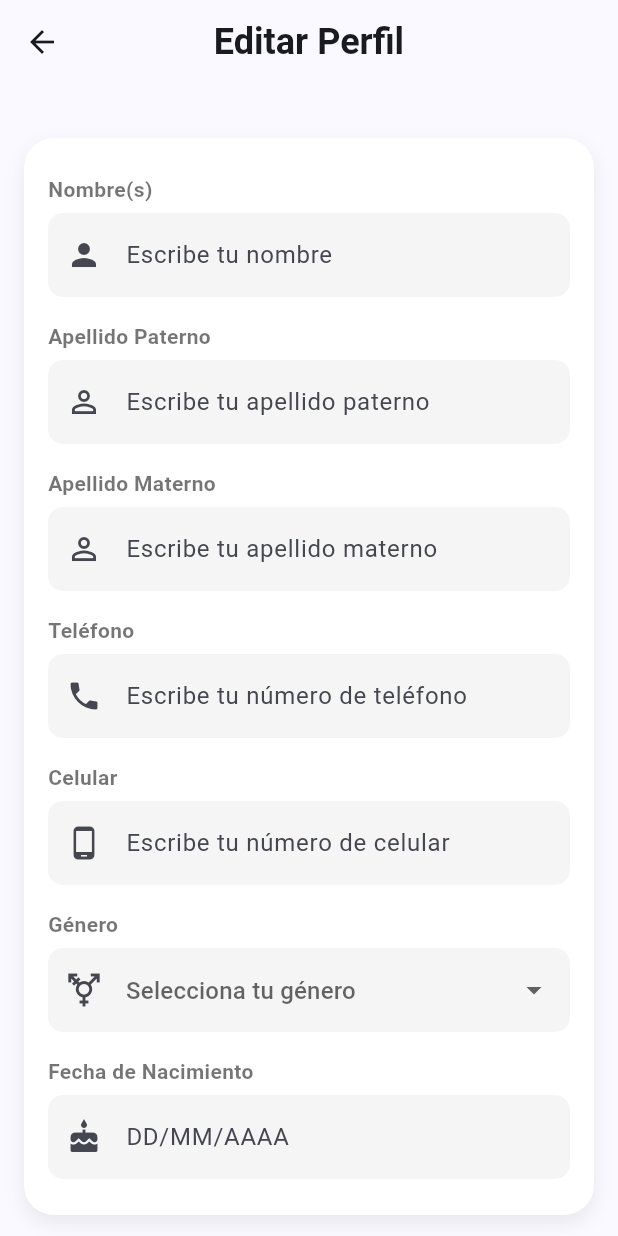
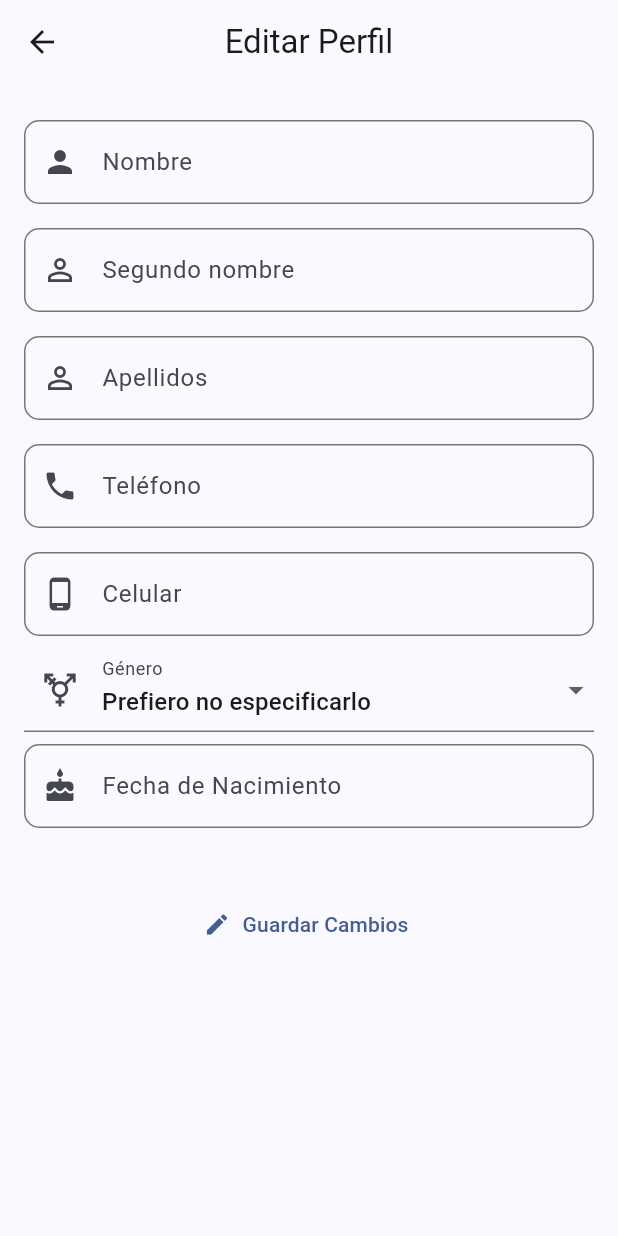
Before and after one commit to DarkCrones1/sleepwell_app, a Flutter app: the EditProfilePage screen opened by its route, on a phone screen of 412 x 824 dp. Run offline on Flutter 3.47's test engine with Material 3 defaults, Android fonts, the phone set to English and light mode, and no system bars; our stand-ins replace fl_chart, flutter_local_notifications, flutter_secure_storage, logger; missing offline and left inert: flutter_health_connect; accounts and stored records are empty; network calls fail.

Commit message:
I Added UpdateProfile

```diff
--- a/lib/Infrastructure/models/response/user_data_response.dart
+++ b/lib/Infrastructure/models/response/user_data_response.dart
@@ -19,6 +19,8 @@ class UserDataResponseDto {
     final int age;
     final String fullName;
     final bool isDeleted;
+    final String email;
+    final String userName;
 
     UserDataResponseDto({
         required this.id,
@@ -34,6 +36,8 @@ class UserDataResponseDto {
         required this.age,
         required this.fullName,
         required this.isDeleted,
+        required this.email,
+        required this.userName
     });
 
     factory UserDataResponseDto.fromJson(Map<String, dynamic> json) => UserDataResponseDto(
@@ -50,6 +54,8 @@ class UserDataResponseDto {
         age: json["Age"],
         fullName: json["FullName"],
         isDeleted: json["IsDeleted"],
+        email: json["Email"],
+        userName: json["UserName"],
     );
 
     Map<String, dynamic> toJson() => {
@@ -66,5 +72,8 @@ class UserDataResponseDto {
         "Age": age,
         "FullName": fullName,
         "IsDeleted": isDeleted,
+        "Email": email,
+        "UserName": userName,
+
     };
 }
--- a/lib/presentation/screens/screen_principal/screen_profile.dart
+++ b/lib/presentation/screens/screen_principal/screen_profile.dart
@@ -77,9 +77,9 @@ class ScreenProfilePage extends StatelessWidget {
                               ),
                             ),
                             const SizedBox(height: 4),
-                            const Text(
-                              'Correo',
-                              style: TextStyle(
+                            Text(
+                              userData?.email ?? 'Correo',
+                              style: const TextStyle(
                                 fontSize: 14,
                                 color: Colors.black54,
                               ),
--- a/lib/presentation/screens/screen_user/screen_edit_profile.dart
+++ b/lib/presentation/screens/screen_user/screen_edit_profile.dart
@@ -1,110 +1,196 @@
 import 'package:flutter/material.dart';
+import 'package:logger/logger.dart';
+import 'package:provider/provider.dart';
+import 'package:sleepwell_app/providers/user_providers/user_data_provider.dart';
 
-class EditProfilePage extends StatelessWidget {
+class EditProfilePage extends StatefulWidget {
   const EditProfilePage({super.key});
+
+  @override
+  State<EditProfilePage> createState() => _EditProfilePageState();
+}
+
+class _EditProfilePageState extends State<EditProfilePage> {
+  final logger = Logger();
+  final formKey = GlobalKey<FormState>();
+  final _firstNameController = TextEditingController();
+  final _lastNameController = TextEditingController();
+  final _middleNameController = TextEditingController();
+  final _phoneController = TextEditingController();
+  final _cellphoneController = TextEditingController();
+  final _birthdateController = TextEditingController();
+
+  int? _selectedGender = 0; // Almacena el ID numérico del género.
+
+  // Mapeo de IDs numéricos a etiquetas de género.
+  final Map<int, String> _genderMap = {
+    1: 'Masculino',
+    2: 'Femenino',
+    3: 'No binario',
+    4: 'LGBTQ+',
+    5: 'otro',
+    0: 'Prefiero no especificarlo'
+  };
+
+  @override
+  void initState() {
+    super.initState();
+    WidgetsBinding.instance.addPostFrameCallback((_) {
+      final userDataProvider =
+          Provider.of<UserDataProvider>(context, listen: false);
+      userDataProvider.getUserData().then((_) {
+        final userData = userDataProvider.userData;
+        if (userData != null) {
+          _firstNameController.text = userData.firstName;
+          _lastNameController.text = userData.lastName;
+          _middleNameController.text = userData.middleName;
+          _phoneController.text = userData.phone;
+          _cellphoneController.text = userData.cellPhone;
+
+          // Convierte el DateTime a String para mostrarlo.
+          _birthdateController.text =
+              userData.birthDate.toLocal().toString().split(' ')[0];
+
+          // Asigna el género.
+          _selectedGender = userData.gender;
+        }
+      });
+    });
+  }
+
+  // Función para mostrar el selector de fecha
+  Future<void> _selectBirthDate(BuildContext context) async {
+    DateTime? selectedDate = await showDatePicker(
+      context: context,
+      initialDate: DateTime.now(),
+      firstDate: DateTime(1900),
+      lastDate: DateTime.now(),
+    );
+
+    if (selectedDate != null) {
+      setState(() {
+        _birthdateController.text =
+            selectedDate.toLocal().toString().split(' ')[0];
+      });
+    }
+  }
 
   @override
   Widget build(BuildContext context) {
     return Scaffold(
       appBar: AppBar(
-        title: const Text(
-          'Editar Perfil',
-          style: TextStyle(
-            fontSize: 24,
-            fontWeight: FontWeight.bold,
+        title: const Text('Editar Perfil'),
+        centerTitle: true,
       ),
-        ),
-        centerTitle: true,
-        elevation: 0,
-      ),
-      body: SingleChildScrollView(
-        child: Padding(
+      body: Consumer<UserDataProvider>(
+        builder: (context, userDataProvider, child) {
+          if (userDataProvider.isloading) {
+            return const Center(child: CircularProgressIndicator());
+          }
+          return Form(
+            key: formKey,
+            child: SingleChildScrollView(
               padding: const EdgeInsets.all(16.0),
               child: Column(
                 children: [
-              const SizedBox(height: 20),
-              Container(
-                padding: const EdgeInsets.all(16),
-                decoration: BoxDecoration(
-                  color: Colors.white,
-                  borderRadius: BorderRadius.circular(20),
-                  boxShadow: [
-                    BoxShadow(
-                      color: Colors.grey.withOpacity(0.2),
-                      blurRadius: 10,
-                      offset: const Offset(0, 5),
-                    ),
-                  ],
-                ),
-                child: Column(
-                  crossAxisAlignment: CrossAxisAlignment.start,
-                  children: [
                   _buildTextField(
-                      label: 'Nombre(s)',
+                    label: 'Nombre',
                     icon: Icons.person,
-                      hintText: 'Escribe tu nombre',
+                    controller: _firstNameController,
                   ),
                   _buildTextField(
-                      label: 'Apellido Paterno',
+                    label: 'Segundo nombre',
                     icon: Icons.person_outline,
-                      hintText: 'Escribe tu apellido paterno',
+                    controller: _middleNameController,
                   ),
                   _buildTextField(
-                      label: 'Apellido Materno',
+                    label: 'Apellidos',
                     icon: Icons.person_outline,
-                      hintText: 'Escribe tu apellido materno',
+                    controller: _lastNameController,
                   ),
                   _buildTextField(
                     label: 'Teléfono',
                     icon: Icons.phone,
-                      hintText: 'Escribe tu número de teléfono',
+                    controller: _phoneController,
                   ),
                   _buildTextField(
                     label: 'Celular',
                     icon: Icons.phone_android,
-                      hintText: 'Escribe tu número de celular',
+                    controller: _cellphoneController,
                   ),
-                    _buildTextField(
-                      label: 'Género',
-                      icon: Icons.transgender,
-                      hintText: 'Selecciona tu género',
-                      isDropdown: true,
-                      dropdownItems: const ['Masculino', 'Femenino', 'Otro'],
+                  DropdownButtonFormField<int>(
+                    value: _selectedGender,
+                    items: _genderMap.entries
+                        .map((entry) => DropdownMenuItem<int>(
+                            value: entry.key, child: Text(entry.value)))
+                        .toList(),
+                    onChanged: (value) {
+                      setState(() {
+                        _selectedGender = value;
+                      });
+                    },
+                    decoration: const InputDecoration(
+                      labelText: 'Género',
+                      prefixIcon: Icon(Icons.transgender),
                     ),
-                    _buildTextField(
+                    validator: (value) {
+                      if (value == null) {
+                        return 'Por favor, selecciona un género.';
+                      }
+                      return null;
+                    },
+                  ),
+                  GestureDetector(
+                    onTap: () => _selectBirthDate(
+                        context), // Mostrar el selector de fecha
+                    child: AbsorbPointer(
+                      // Evita la entrada manual
+                      child: _buildTextField(
                         label: 'Fecha de Nacimiento',
                         icon: Icons.cake,
-                      hintText: 'DD/MM/AAAA',
-                      isDateField: true,
+                        controller: _birthdateController,
+                      ),
+                    ),
+                  ),
+                  const SizedBox(height: 32),
+                  OverflowBar(
+                    children: <Widget>[
+                      TextButton.icon(
+                          onPressed: () {
+                            logger
+                                .d('First Name: ${_firstNameController.text}');
+                            logger.d(
+                                'Middle Name: ${_middleNameController.text}');
+                            logger.d('Last Name: ${_lastNameController.text}');
+                            logger.d('Phone: ${_phoneController.text}');
+                            logger
+                                .d('Cell Phone: ${_cellphoneController.text}');
+                            logger.d('Gender: $_selectedGender');
+                            logger
+                                .d('Birth Date: ${_birthdateController.text}');
+                            if (formKey.currentState!.validate()) {
+                              context.read<UserDataProvider>().updateData(
+                                    _firstNameController.text,
+                                    _middleNameController.text,
+                                    _lastNameController.text,
+                                    _phoneController.text,
+                                    _cellphoneController.text,
+                                    _selectedGender!,
+                                    DateTime.tryParse(
+                                        _birthdateController.text)!,
+                                    context,
+                                  );
+                            }
+                          },
+                          icon: const Icon(Icons.create),
+                          label: const Text('Guardar Cambios')),
+                    ],
                   ),
                 ],
               ),
             ),
-              const SizedBox(height: 32),
-              ElevatedButton(
-                onPressed: () {
+          );
         },
-                style: ElevatedButton.styleFrom(
-                  backgroundColor: const Color.fromARGB(255, 64, 217, 255),
-                  shape: RoundedRectangleBorder(
-                    borderRadius: BorderRadius.circular(20),
-                  ),
-                  padding: const EdgeInsets.symmetric(
-                    horizontal: 50,
-                    vertical: 15,
-                  ),
-                ),
-                child: const Text(
-                  'Guardar Cambios',
-                  style: TextStyle(
-                    fontSize: 16,
-                    color: Colors.white,
-                  ),
-                ),
-              ),
-            ],
-          ),
-        ),
       ),
     );
   }
@@ -112,64 +198,27 @@ class EditProfilePage extends StatelessWidget {
   Widget _buildTextField({
     required String label,
     required IconData icon,
-    String? hintText,
-    bool isDropdown = false,
+    required TextEditingController controller,
     bool isDateField = false,
-    List<String>? dropdownItems,
   }) {
     return Padding(
       padding: const EdgeInsets.symmetric(vertical: 8.0),
-      child: Column(
-        crossAxisAlignment: CrossAxisAlignment.start,
-        children: [
-          Text(
-            label,
-            style: const TextStyle(
-              fontWeight: FontWeight.bold,
-              fontSize: 14,
-              color: Colors.black54,
+      child: TextFormField(
+        controller: controller,
+        readOnly: isDateField, // Mantiene el campo solo de lectura si es fecha
+        decoration: InputDecoration(
+          labelText: label,
+          prefixIcon: Icon(icon),
+          border: OutlineInputBorder(
+            borderRadius: BorderRadius.circular(10),
           ),
         ),
-          const SizedBox(height: 6),
-          isDropdown
-              ? DropdownButtonFormField<String>(
-                  items: dropdownItems!
-                      .map((item) => DropdownMenuItem(
-                            value: item,
-                            child: Text(item),
-                          ))
-                      .toList(),
-                  onChanged: (value) {
+        validator: (value) {
+          if (isDateField && (value == null || value.isEmpty)) {
+            return 'Por favor, ingresa una fecha válida.';
+          }
+          return null;
         },
-                  decoration: InputDecoration(
-                    prefixIcon: Icon(icon),
-                    filled: true,
-                    fillColor: Colors.grey[100],
-                    hintText: hintText,
-                    border: OutlineInputBorder(
-                      borderRadius: BorderRadius.circular(10),
-                      borderSide: BorderSide.none,
-                    ),
-                  ),
-                )
-              : TextFormField(
-                  onTap: isDateField
-                      ? () {
-                        }
-                      : null,
-                  readOnly: isDateField,
-                  decoration: InputDecoration(
-                    prefixIcon: Icon(icon),
-                    filled: true,
-                    fillColor: Colors.grey[100],
-                    hintText: hintText,
-                    border: OutlineInputBorder(
-                      borderRadius: BorderRadius.circular(10),
-                      borderSide: BorderSide.none,
-                    ),
-                  ),
-                ),
-        ],
       ),
     );
   }
--- a/pubspec.yaml
+++ b/pubspec.yaml
@@ -44,7 +44,6 @@ dependencies:
   http: ^1.2.2
   flutter_secure_storage: ^9.2.2
   logger: ^2.5.0
-  shared_preferences: ^2.3.3
 
 flutter_icons:
   android: "launcher_icon"
```
Also changed, not shown: lib/providers/user_providers/user_data_provider.dart (+70 -5 lines), pubspec.lock, 1 other file. Lines whose indentation alone changed are shown as unchanged.
